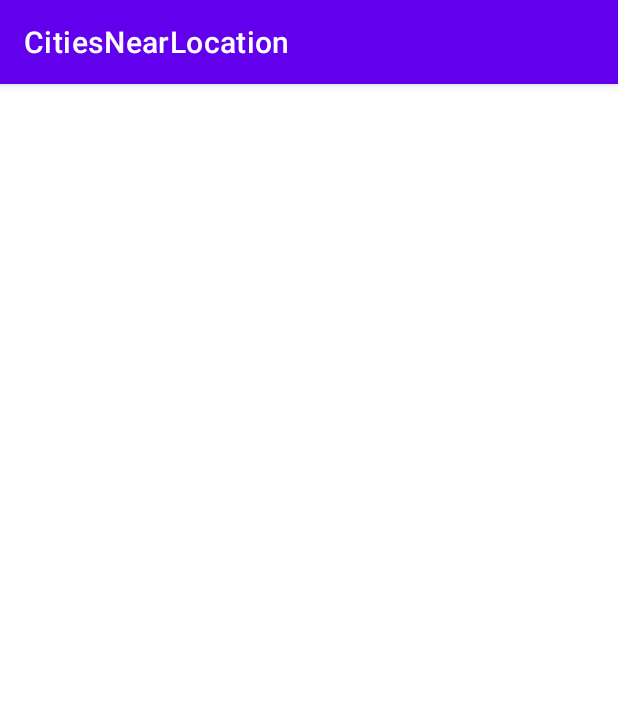
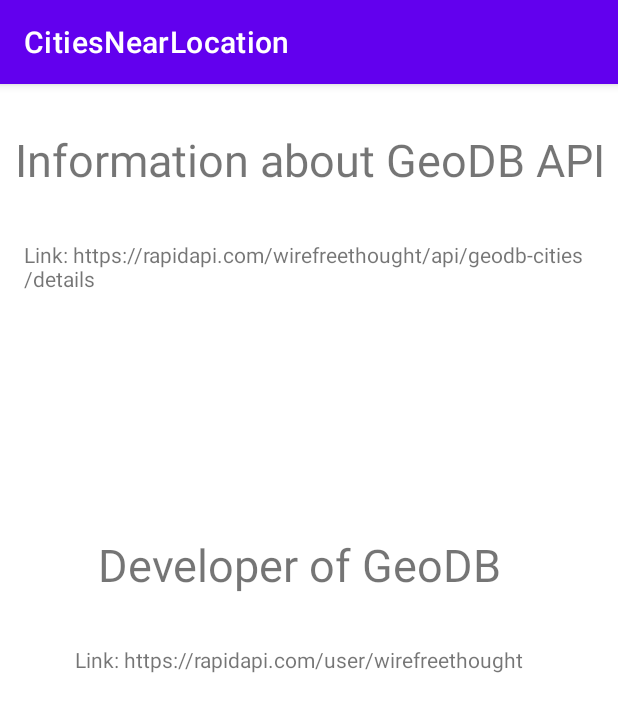
Before and after one commit to KyleChutjian/CitiesNearLocation, an Android app: the HelpActivity screen opened directly, with no data from a screen before it, on a phone screen of 412 x 824 dp. Shown: the top 712 px of the screen. Run offline under Robolectric (Android 15) with nearby library versions, the phone set to English and light mode, and no system bars.

Commit message:
Did minor UI changes to Help & Result Activities

```diff
--- a/app/src/main/res/layout/activity_help.xml
+++ b/app/src/main/res/layout/activity_help.xml
@@ -6,4 +6,45 @@
     android:layout_height="match_parent"
     tools:context=".HelpActivity">
 
+    <TextView
+        android:id="@+id/helpTitle"
+        android:layout_width="wrap_content"
+        android:layout_height="wrap_content"
+        android:layout_marginStart="10dp"
+        android:layout_marginTop="30dp"
+        android:text="Information about GeoDB API"
+        android:textSize="30dp"
+        app:layout_constraintStart_toStartOf="parent"
+        app:layout_constraintTop_toTopOf="parent" />
+
+    <TextView
+        android:id="@+id/helpTextView"
+        android:layout_width="wrap_content"
+        android:layout_height="wrap_content"
+        android:layout_marginStart="16dp"
+        android:layout_marginTop="33dp"
+        android:text="Link: https://rapidapi.com/wirefreethought/api/geodb-cities/details"
+        app:layout_constraintStart_toStartOf="parent"
+        app:layout_constraintTop_toBottomOf="@+id/helpTitle" />
+    <TextView
+        android:id="@+id/developerTitle"
+        android:layout_width="wrap_content"
+        android:layout_height="wrap_content"
+        android:layout_marginStart="65dp"
+        android:layout_marginTop="300dp"
+        android:text="Developer of GeoDB"
+        android:textSize="30dp"
+        app:layout_constraintStart_toStartOf="parent"
+        app:layout_constraintTop_toTopOf="parent" />
+
+    <TextView
+        android:id="@+id/developerTextView"
+        android:layout_width="wrap_content"
+        android:layout_height="wrap_content"
+        android:layout_marginStart="50dp"
+        android:layout_marginTop="33dp"
+        android:text="Link: https://rapidapi.com/user/wirefreethought"
+        app:layout_constraintStart_toStartOf="parent"
+        app:layout_constraintTop_toBottomOf="@+id/developerTitle" />
+
 </androidx.constraintlayout.widget.ConstraintLayout>
```
Also changed, not shown: app/src/main/java/com/example/citiesnearlocation/LocationActivity.java (+61 -0 lines), app/src/main/java/com/example/citiesnearlocation/ResultActivity.java (+20 -3 lines), app/src/main/res/layout/activity_result.xml (+20 -0 lines).
